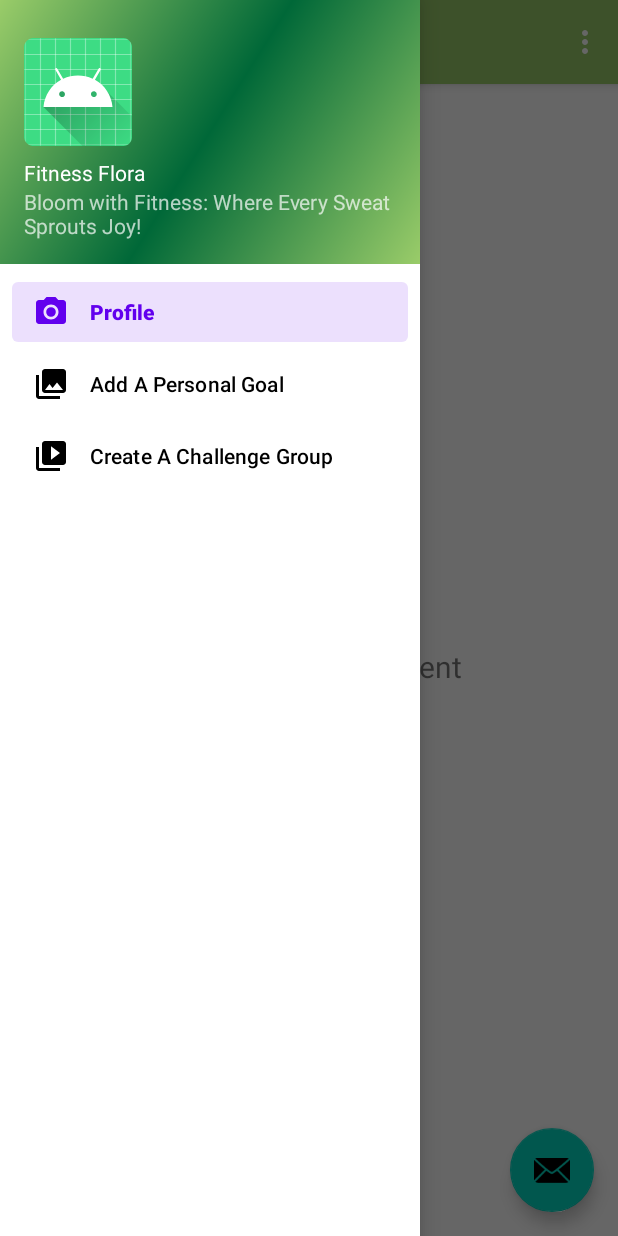
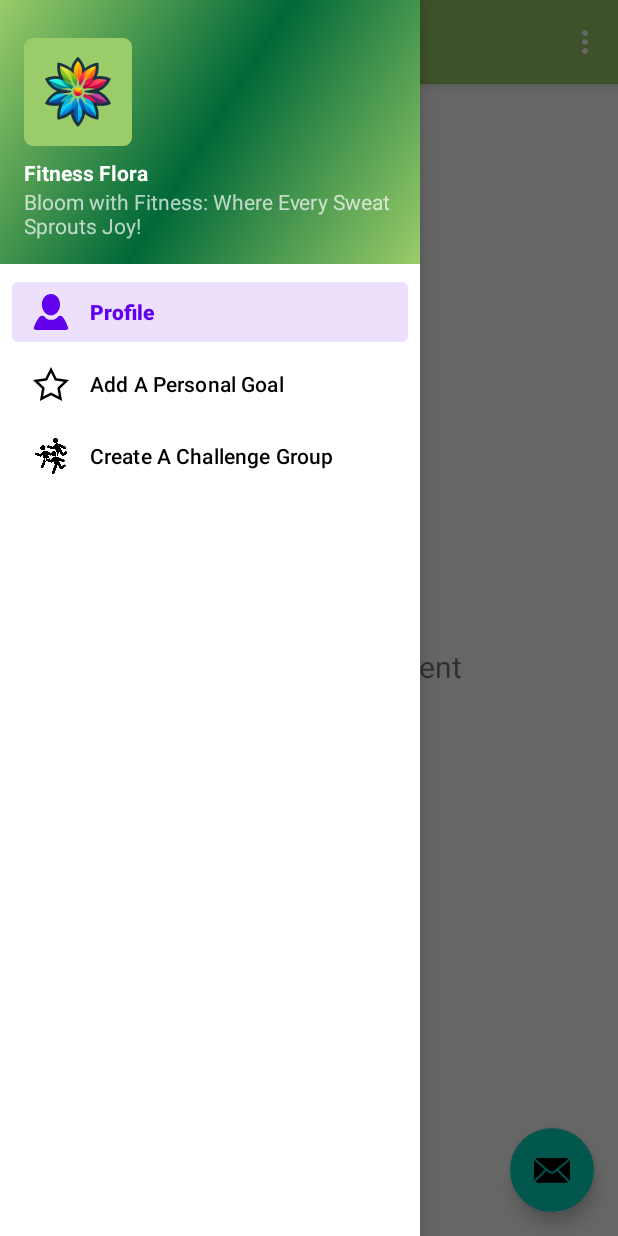
Before and after one commit to CS5520FeinbergSpring2024/team-project-group1, an Android app: the MainActivity screen opened directly, with no data from a screen before it, with the side drawer open, on a phone screen of 412 x 824 dp. Run offline under Robolectric (Android 15) with nearby library versions, the phone set to English and light mode, and no system bars; our stand-ins replace navigation-ui.

Commit message:
updated nav bar icons

```diff
--- /dev/null
+++ b/app/src/main/res/drawable/profile_icon.xml
@@ -0,0 +1,22 @@
+<?xml version="1.0" encoding="utf-8"?>
+<vector xmlns:android="http://schemas.android.com/apk/res/android"
+    android:width="24dp"
+    android:height="24dp"
+    android:autoMirrored="true"
+    android:viewportWidth="277.58"
+    android:viewportHeight="277.58">
+    <path
+        android:fillColor="@color/black"
+        android:pathData="M138.46,164.287c-38.628,0 -69.925,-37.519 -69.925,-83.767C68.535,
+                        34.277 99.832,0 138.46,0c38.634,0 69.957,34.277 69.957,80.52C208.417,
+                        126.768 177.093,164.287 138.46,164.287zM29.689,277.528c0,0 -14.832,
+                        0.979 -21.365,-8.023c-3.53,-4.863 -1.071,-14.718 1.343,-20.217l5.912,
+                        -13.473c0,0 16.35,-36.567 34.962,-57.757c11.433,-12.994 25.031,
+                        -10.035 33.826,-5.809c5.417,2.6 11.542,10.176 16.018,14.191c6.168,
+                        5.532 17.057,11.819 34.859,12.173h10.922c17.791,-0.354 28.68,
+                        -6.641 34.843,-12.173c4.471,-4.014 10.427,-11.825 15.795,
+                        -14.511c8.072,-4.041 20.358,-6.527 31.492,6.13c18.618,21.191 33.363,
+                        58.421 33.363,58.421l6.059,13.212c2.507,5.461 5.075,15.267 1.643,
+                        20.195c-6.124,8.811 -19.874,7.642 -19.874,7.642S29.689,277.528 29.689,
+                        277.528z" />
+</vector>
--- /dev/null
+++ b/app/src/main/res/drawable/star_icon.xml
@@ -0,0 +1,16 @@
+<?xml version="1.0" encoding="utf-8"?>
+<vector xmlns:android="http://schemas.android.com/apk/res/android"
+    android:width="24dp"
+    android:height="24dp"
+    android:autoMirrored="true"
+    android:viewportWidth="512"
+    android:viewportHeight="512">
+    <path
+        android:fillColor="@color/black"
+        android:pathData="M512,198.525l-176.891,-25.704L256,12.53l-79.108,160.291L0,
+                        198.525l128,124.769L97.784,499.47L256,416.291l158.217,
+                        83.179l-30.219,-176.176L512,198.525zM256,376.749l-111.731,
+                        58.74l21.338,-124.415l-90.393,-88.111l124.92,-18.152L256,
+                        91.613l55.867,113.198l124.918,18.152l-90.395,88.111l21.34,
+                        124.415L256,376.749z" />
+</vector>
--- a/app/src/main/res/layout/nav_header_main.xml
+++ b/app/src/main/res/layout/nav_header_main.xml
@@ -19,18 +19,21 @@
         android:layout_height="wrap_content"
         android:contentDescription="@string/nav_header_desc"
         android:paddingTop="@dimen/nav_header_vertical_spacing"
-        app:srcCompat="@mipmap/ic_launcher_round" />
+        app:srcCompat="@mipmap/ic_launcher_ff_logo_round" />
 
     <TextView
         android:layout_width="match_parent"
         android:layout_height="wrap_content"
         android:paddingTop="@dimen/nav_header_vertical_spacing"
         android:text="@string/nav_header_title"
+
+        android:textStyle="bold"
         android:textAppearance="@style/TextAppearance.AppCompat.Body1" />
 
     <TextView
         android:id="@+id/textView"
         android:layout_width="wrap_content"
         android:layout_height="wrap_content"
+
         android:text="@string/nav_header_subtitle" />
 </LinearLayout>
--- a/app/src/main/res/menu/activity_main_drawer.xml
+++ b/app/src/main/res/menu/activity_main_drawer.xml
@@ -6,16 +6,16 @@
     <group android:checkableBehavior="single">
         <item
             android:id="@+id/nav_profile"
-            android:icon="@drawable/ic_menu_camera"
+            android:icon="@drawable/profile_icon"
             android:title="@string/menu_profile"
             />
         <item
             android:id="@+id/nav_personal_goal"
-            android:icon="@drawable/ic_menu_gallery"
+            android:icon="@drawable/star_icon"
             android:title="@string/menu_personal_goal" />
         <item
             android:id="@+id/nav_challenge_group"
-            android:icon="@drawable/ic_menu_slideshow"
+            android:icon="@drawable/group_run_img"
             android:title="@string/menu_challenge_group" />
     </group>
 </menu>
```
Also changed, not shown: app/src/main/res/drawable/group_icon_image.png (added), app/src/main/res/drawable/group_run_img.png (added).
